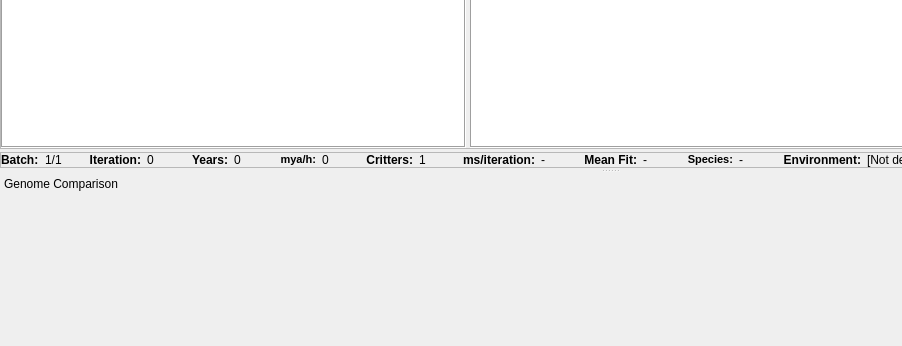
Qt form mainwindow.ui (marksutton/EvoSim) before a commit; both pictures show x 0 to 902 and y 445 to 791 of the 1220 by 791 pixel window.
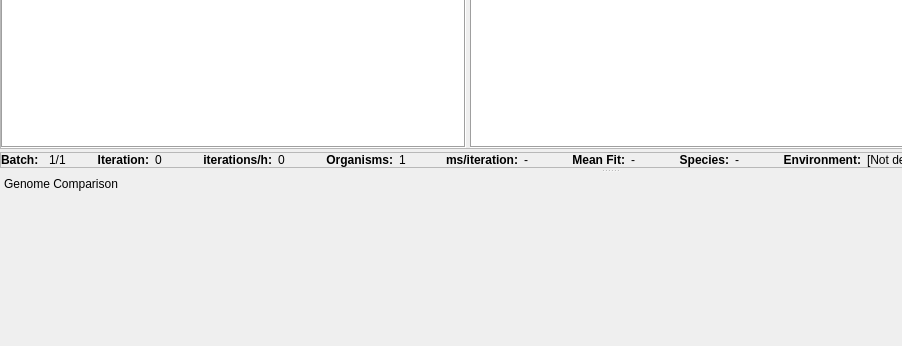
The same form after that commit.

Commit message: Fixed Genome C.col size and removed refs to 'Years'

```diff
--- a/mainwindow.ui
+++ b/mainwindow.ui
@@ -349,7 +349,7 @@
          <item>
           <widget class="QLabel" name="batchLabel">
            <property name="text">
-            <string>&lt;html&gt;&lt;head/&gt;&lt;body&gt;&lt;p&gt;&lt;span style=&quot; font-weight:600;&quot;&gt;Batch:&lt;/span&gt;&lt;/p&gt;&lt;/body&gt;&lt;/html&gt;</string>
+            <string>&lt;b&gt;Batch:&lt;/b&gt;</string>
            </property>
           </widget>
          </item>
@@ -383,7 +383,7 @@
          <item>
           <widget class="QLabel" name="yearsLabel">
            <property name="text">
-            <string>&lt;b&gt;Years:&lt;/b&gt;</string>
+            <string>&lt;b&gt;iterations/h:&lt;/b&gt;</string>
            </property>
            <property name="alignment">
             <set>Qt::AlignRight|Qt::AlignTrailing|Qt::AlignVCenter</set>
@@ -391,28 +391,7 @@
           </widget>
          </item>
          <item>
-          <widget class="QLabel" name="LabelYears">
-           <property name="text">
-            <string>0</string>
-           </property>
-          </widget>
-         </item>
-         <item>
-          <widget class="QLabel" name="myperhourLabel">
-           <property name="text">
-            <string>&lt;!DOCTYPE HTML PUBLIC &quot;-//W3C//DTD HTML 4.0//EN&quot; &quot;http://www.w3.org/TR/REC-html40/strict.dtd&quot;&gt;
-&lt;html&gt;&lt;head&gt;&lt;meta name=&quot;qrichtext&quot; content=&quot;1&quot; /&gt;&lt;style type=&quot;text/css&quot;&gt;
-p, li { white-space: pre-wrap; }
-&lt;/style&gt;&lt;/head&gt;&lt;body style=&quot; font-family:'MS Shell Dlg 2'; font-size:8.25pt; font-weight:400; font-style:normal;&quot;&gt;
-&lt;p style=&quot; margin-top:0px; margin-bottom:0px; margin-left:0px; margin-right:0px; -qt-block-indent:0; text-indent:0px;&quot;&gt;&lt;span style=&quot; font-size:8pt; font-weight:600;&quot;&gt;mya/h:&lt;/span&gt;&lt;/p&gt;&lt;/body&gt;&lt;/html&gt;</string>
-           </property>
-           <property name="alignment">
-            <set>Qt::AlignRight|Qt::AlignTrailing|Qt::AlignVCenter</set>
-           </property>
-          </widget>
-         </item>
-         <item>
-          <widget class="QLabel" name="LabelMyPerHour">
+          <widget class="QLabel" name="LabelIterationsPerHour">
            <property name="text">
             <string>0</string>
            </property>
@@ -421,7 +400,7 @@
          <item>
           <widget class="QLabel" name="crittersLabel">
            <property name="text">
-            <string>&lt;b&gt;Critters:&lt;/b&gt;</string>
+            <string>&lt;b&gt;Organisms:&lt;/b&gt;</string>
            </property>
            <property name="alignment">
             <set>Qt::AlignRight|Qt::AlignTrailing|Qt::AlignVCenter</set>
@@ -472,11 +451,7 @@
          <item>
           <widget class="QLabel" name="meanFitLabel_2">
            <property name="text">
-            <string>&lt;!DOCTYPE HTML PUBLIC &quot;-//W3C//DTD HTML 4.0//EN&quot; &quot;http://www.w3.org/TR/REC-html40/strict.dtd&quot;&gt;
-&lt;html&gt;&lt;head&gt;&lt;meta name=&quot;qrichtext&quot; content=&quot;1&quot; /&gt;&lt;style type=&quot;text/css&quot;&gt;
-p, li { white-space: pre-wrap; }
-&lt;/style&gt;&lt;/head&gt;&lt;body style=&quot; font-family:'MS Shell Dlg 2'; font-size:8.25pt; font-weight:400; font-style:normal;&quot;&gt;
-&lt;p style=&quot; margin-top:0px; margin-bottom:0px; margin-left:0px; margin-right:0px; -qt-block-indent:0; text-indent:0px;&quot;&gt;&lt;span style=&quot; font-weight:600;&quot;&gt;Species:&lt;/span&gt;&lt;/p&gt;&lt;/body&gt;&lt;/html&gt;</string>
+            <string>&lt;b&gt;Species:&lt;/b&gt;</string>
            </property>
            <property name="alignment">
             <set>Qt::AlignRight|Qt::AlignTrailing|Qt::AlignVCenter</set>
```
Left out of the diff: 4 changed lines with no effect on the pictures. The commit also changes 6 other files.
